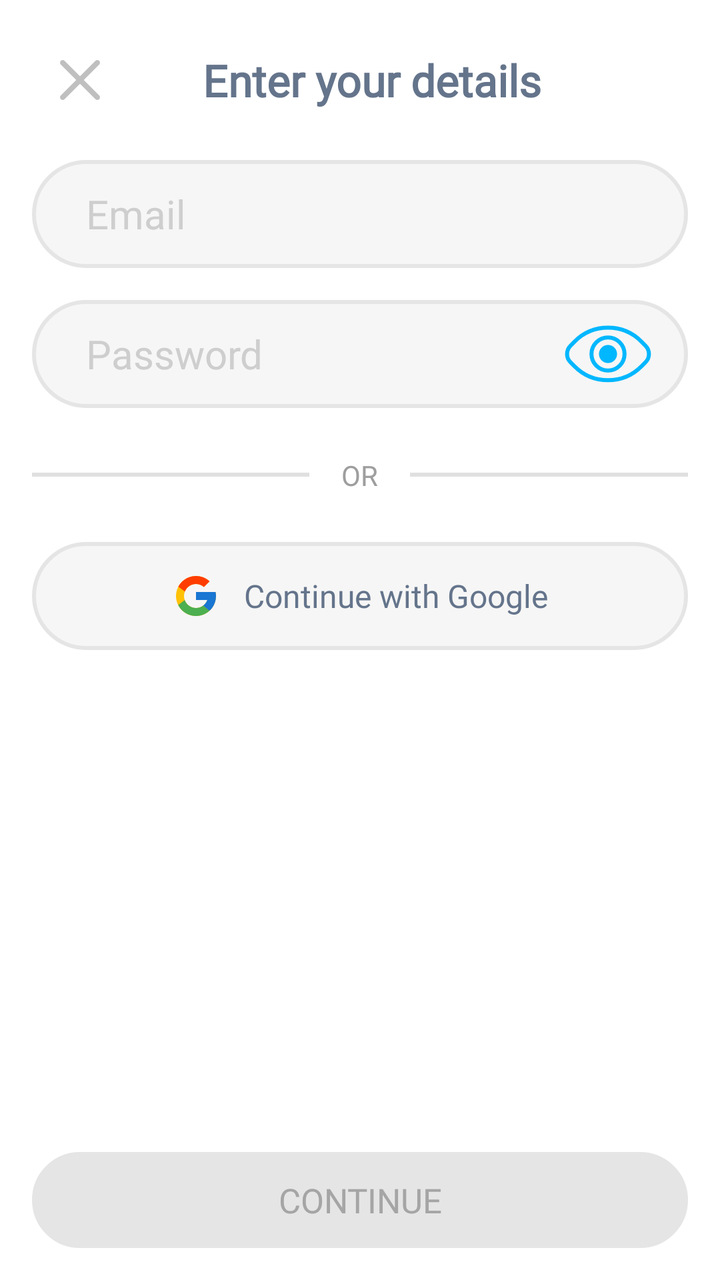
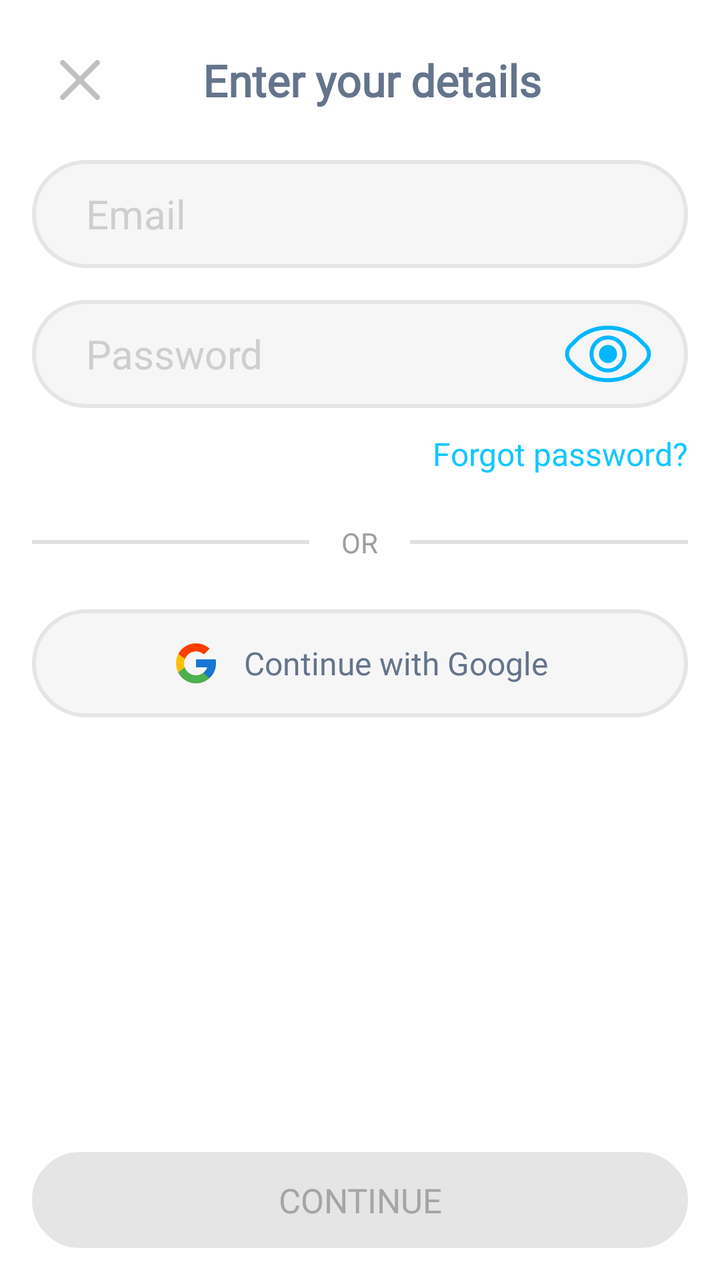

The first picture is an Android layout as it rendered before a commit; the second is the same layout after the commit. The layout source and the unified diff follow.
<!-- AndroidManifest.xml: application theme Theme.Tetragon -->
<!-- res/layout/activity_login.xml -->
<?xml version="1.0" encoding="utf-8"?>
<androidx.constraintlayout.widget.ConstraintLayout xmlns:android="http://schemas.android.com/apk/res/android"
    xmlns:app="http://schemas.android.com/apk/res-auto"
    xmlns:tools="http://schemas.android.com/tools"
    android:id="@+id/main"
    android:layout_width="match_parent"
    android:layout_height="match_parent"
    android:background="@color/white"
    tools:context=".ui.LoginActivity">

    
    <LinearLayout
        android:id="@+id/internetConnection"
        android:layout_width="0dp"
        android:layout_height="wrap_content"
        android:background="@color/gray_3"
        android:gravity="center"
        android:orientation="horizontal"
        android:padding="10dp"
        android:visibility="gone"
        app:layout_constraintEnd_toEndOf="parent"
        app:layout_constraintStart_toStartOf="parent"
        app:layout_constraintTop_toTopOf="parent">

        <ImageView
            android:layout_width="20dp"
            android:layout_height="20dp"
            android:layout_marginEnd="10dp"
            android:src="@drawable/internet_lost" />

        <TextView
            android:layout_width="wrap_content"
            android:layout_height="wrap_content"
            android:fontFamily="@font/inter_semibold"
            android:text="YOU ARE OFFLINE"
            android:textColor="@color/black_3"
            android:textSize="14sp" />
    </LinearLayout>

    
    <androidx.constraintlayout.widget.ConstraintLayout
        android:id="@+id/mainContent"
        android:layout_width="0dp"
        android:layout_height="0dp"
        android:padding="16dp"
        app:layout_constraintBottom_toBottomOf="parent"
        app:layout_constraintEnd_toEndOf="parent"
        app:layout_constraintStart_toStartOf="parent"
        app:layout_constraintTop_toBottomOf="@id/internetConnection">

        <androidx.constraintlayout.widget.ConstraintLayout
            android:layout_width="match_parent"
            android:layout_height="match_parent"
            android:fitsSystemWindows="true">

            
            <androidx.constraintlayout.widget.ConstraintLayout
                android:id="@+id/topBar"
                android:layout_width="0dp"
                android:layout_height="wrap_content"
                app:layout_constraintEnd_toEndOf="parent"
                app:layout_constraintStart_toStartOf="parent"
                app:layout_constraintTop_toTopOf="parent">

                <ImageView
                    android:id="@+id/exit_btn"
                    android:layout_width="48dp"
                    android:layout_height="48dp"
                    android:padding="14dp"
                    android:src="@drawable/exit_btn"
                    app:layout_constraintBottom_toBottomOf="parent"
                    app:layout_constraintStart_toStartOf="parent"
                    app:layout_constraintTop_toTopOf="parent" />

                <TextView
                    android:id="@+id/textViewTitle"
                    android:layout_width="wrap_content"
                    android:layout_height="wrap_content"
                    android:fontFamily="@font/inter_semibold"
                    android:gravity="center"
                    android:text="@string/enter_your_details"
                    android:textColor="@color/text_color"
                    android:textSize="22sp"
                    android:textStyle="bold"
                    app:layout_constraintBottom_toBottomOf="parent"
                    app:layout_constraintEnd_toEndOf="parent"
                    app:layout_constraintHorizontal_bias="0.333"
                    app:layout_constraintStart_toEndOf="@+id/exit_btn"
                    app:layout_constraintTop_toTopOf="parent" />
            </androidx.constraintlayout.widget.ConstraintLayout>

            
            <LinearLayout
                android:id="@+id/emailInputContainer"
                android:layout_width="0dp"
                android:layout_height="wrap_content"
                android:layout_marginTop="16dp"
                android:background="@drawable/input_container"
                android:orientation="vertical"
                android:padding="2dp"
                app:layout_constraintEnd_toEndOf="parent"
                app:layout_constraintStart_toStartOf="parent"
                app:layout_constraintTop_toBottomOf="@id/topBar">

                <EditText
                    android:id="@+id/emailEditText"
                    android:layout_width="match_parent"
                    android:layout_height="50dp"
                    android:autofillHints="emailAddress"
                    android:background="@android:color/transparent"
                    android:fontFamily="@font/inter_medium"
                    android:hint="@string/email_text"
                    android:inputType="textEmailAddress"
                    android:paddingHorizontal="25dp"
                    android:textColor="@color/text_color"
                    android:textColorHint="@color/hint_color"
                    android:textSize="20sp" />
            </LinearLayout>

            
            <LinearLayout
                android:id="@+id/passwordInputContainer"
                android:layout_width="0dp"
                android:layout_height="wrap_content"
                android:layout_marginTop="16dp"
                android:background="@drawable/input_container"
                android:orientation="vertical"
                android:padding="2dp"
                app:layout_constraintEnd_toEndOf="parent"
                app:layout_constraintStart_toStartOf="parent"
                app:layout_constraintTop_toBottomOf="@id/emailInputContainer">

                <EditText
                    android:id="@+id/passwordEditText"
                    android:layout_width="match_parent"
                    android:layout_height="50dp"
                    android:background="@android:color/transparent"
                    android:drawableEnd="@drawable/ic_eye_open"
                    android:drawablePadding="12dp"
                    android:fontFamily="@font/inter_medium"
                    android:hint="@string/password_text"
                    android:inputType="textPassword"
                    android:paddingStart="25dp"
                    android:paddingEnd="14dp"
                    android:textColor="@color/text_color"
                    android:textColorHint="@color/hint_color"
                    android:textSize="20sp" />
            </LinearLayout>

            
            <LinearLayout
                android:id="@+id/orDividerContainer"
                android:layout_width="0dp"
                android:layout_height="wrap_content"
                android:layout_marginTop="24dp"
                android:gravity="center"
                android:orientation="horizontal"
                app:layout_constraintEnd_toEndOf="parent"
                app:layout_constraintStart_toStartOf="parent"
                app:layout_constraintTop_toBottomOf="@+id/passwordInputContainer">

                <View
                    android:layout_width="0dp"
                    android:layout_height="2dp"
                    android:layout_weight="1"
                    android:background="#E0E0E0" />

                <TextView
                    android:layout_width="wrap_content"
                    android:layout_height="wrap_content"
                    android:layout_marginStart="16dp"
                    android:layout_marginEnd="16dp"
                    android:fontFamily="@font/inter_medium"
                    android:text="@string/or"
                    android:textColor="#9E9E9E"
                    android:textSize="14sp" />

                <View
                    android:layout_width="0dp"
                    android:layout_height="2dp"
                    android:layout_weight="1"
                    android:background="#E0E0E0" />
            </LinearLayout>

            
            <LinearLayout
                android:id="@+id/googleSignInButton"
                android:layout_width="0dp"
                android:layout_height="54dp"
                android:layout_marginTop="24dp"
                android:background="@drawable/input_container"
                android:clickable="true"
                android:focusable="true"
                android:gravity="center"
                android:orientation="horizontal"
                android:paddingHorizontal="16dp"
                app:layout_constraintEnd_toEndOf="parent"
                app:layout_constraintStart_toStartOf="parent"
                app:layout_constraintTop_toBottomOf="@+id/orDividerContainer">

                <ImageView
                    android:layout_width="24dp"
                    android:layout_height="24dp"
                    android:src="@drawable/ic_google" />

                <TextView
                    android:layout_width="wrap_content"
                    android:layout_height="wrap_content"
                    android:layout_marginStart="12dp"
                    android:fontFamily="@font/inter_semibold"
                    android:text="@string/continue_with_google"
                    android:textColor="@color/text_color"
                    android:textSize="16sp" />
            </LinearLayout>

            
            <FrameLayout
                android:id="@+id/continue_btn_container"
                android:layout_width="0dp"
                android:layout_height="wrap_content"
                android:clipChildren="false"
                android:clipToPadding="false"
                android:paddingBottom="5dp"
                app:layout_constraintBottom_toBottomOf="parent"
                app:layout_constraintEnd_toEndOf="parent"
                app:layout_constraintStart_toStartOf="parent">

                
                <FrameLayout
                    android:id="@+id/continue_enabled_btn_container"
                    android:layout_width="match_parent"
                    android:layout_height="wrap_content"
                    android:visibility="invisible">

                    <View
                        android:layout_width="match_parent"
                        android:layout_height="48dp"
                        android:background="@drawable/custom_button"
                        android:backgroundTint="@color/black_2"
                        android:translationY="5dp" />

                    <Button
                        android:id="@+id/continue_enabled_btn"
                        android:layout_width="match_parent"
                        android:layout_height="48dp"
                        android:background="@drawable/custom_button"
                        android:fontFamily="@font/inter_semibold"
                        android:stateListAnimator="@drawable/button_animator"
                        android:text="@string/continue_text"
                        android:textColor="@color/white"
                        android:textSize="17sp"
                        app:backgroundTint="@color/black_3" />
                </FrameLayout>

                
                <FrameLayout
                    android:id="@+id/continue_disabled_btn_container"
                    android:layout_width="match_parent"
                    android:layout_height="wrap_content"
                    android:visibility="visible">

                    <View
                        android:layout_width="match_parent"
                        android:layout_height="48dp"
                        android:background="@drawable/custom_button"
                        android:backgroundTint="@color/gray_2"
                        android:translationY="5dp" />

                    <TextView
                        android:id="@+id/continue_disabled_btn"
                        android:layout_width="match_parent"
                        android:layout_height="48dp"
                        android:fontFamily="@font/inter_semibold"
                        android:gravity="center"
                        android:text="@string/continue_text"
                        android:textColor="@color/gray_1"
                        android:textSize="17sp"
                        android:translationY="5dp" />
                </FrameLayout>
            </FrameLayout>

        </androidx.constraintlayout.widget.ConstraintLayout>

    </androidx.constraintlayout.widget.ConstraintLayout>
</androidx.constraintlayout.widget.ConstraintLayout>
<!-- resources referenced by this layout -->
<resources>
  <color name="black_2">#333333</color>
  <color name="black_3">#4d4d4d</color>
  <color name="gray_1">#A5A5A5</color>
  <color name="gray_2">#E5E5E5</color>
  <color name="gray_3">#FAFAFA</color>
  <color name="hint_color">#CECECE</color>
  <color name="text_color">#64748b</color>
  <color name="white">#FFFFFFFF</color>
  <!-- drawable button_animator (drawable) -->
  <?xml version="1.0" encoding="utf-8"?>
  <selector xmlns:android="http://schemas.android.com/apk/res/android">
  
      
      <item android:state_pressed="true">
          <objectAnimator
              android:propertyName="translationY"
              android:valueTo="5dp"
              android:duration="0" />
      </item>
  
      
      <item>
          <objectAnimator
              android:propertyName="translationY"
              android:valueTo="0dp"
              android:duration="0" />
      </item>
  
  </selector>
  <!-- drawable custom_button (drawable) -->
  <?xml version="1.0" encoding="utf-8"?>
  <shape xmlns:android="http://schemas.android.com/apk/res/android"
      android:shape="rectangle">
      <solid android:color="#ffffff"/>
      <stroke android:color="#e5e5e5"
          android:width="2dp"/>
      <corners android:radius="100dp"/>
  </shape>
  <!-- drawable exit_btn (drawable) -->
  <vector xmlns:android="http://schemas.android.com/apk/res/android"
      android:width="25.41dp"
      android:height="25.4dp"
      android:viewportWidth="25.41"
      android:viewportHeight="25.4">
    <path
        android:pathData="M24.91,22.49c0.66,0.67 0.66,1.75 0,2.41s-1.75,0.66 -2.41,0l-9.79,-9.79L2.91,24.9c-0.66,0.66 -1.74,0.66 -2.41,0 -0.33,-0.33 -0.5,-0.76 -0.5,-1.2s0.17,-0.88 0.5,-1.21l9.8,-9.79L0.5,2.9C-0.16,2.24 -0.16,1.16 0.5,0.5c0.34,-0.33 0.77,-0.5 1.21,-0.5s0.87,0.17 1.2,0.5l9.8,9.79L22.5,0.5c0.66,-0.66 1.75,-0.66 2.41,0s0.66,1.74 0,2.4l-9.8,9.8 9.8,9.79Z"
        android:fillColor="#bfbfbf"/>
  </vector>
  <!-- drawable input_container (drawable) -->
  <shape xmlns:android="http://schemas.android.com/apk/res/android"
      android:shape="rectangle">
      <solid android:color="#F6F6F6"/>
      <stroke android:width="2dp" android:color="#E5E5E5"/>
      <corners android:radius="1000dp"/>
  </shape>
  <string name="continue_text">CONTINUE</string>
  <string name="continue_with_google">Continue with Google</string>
  <string name="email_text">Email</string>
  <string name="enter_your_details">Enter your details</string>
  <string name="or">OR</string>
  <string name="password_text">Password</string>
  <style name="Theme.Tetragon" parent="Base.Theme.Tetragon" />
  <style name="Base.Theme.Tetragon" parent="Theme.Material3.DayNight.NoActionBar">
          <item name="android:statusBarColor">@color/white</item>
          <item name="android:navigationBarColor">@color/white</item>
          <item name="android:windowLightStatusBar">true</item>
  
          <item name="android:windowBackground">@color/white</item>
          <item name="android:colorBackground">@color/white</item>
  
          <item name="android:windowIsTranslucent">false</item>
      </style>
  <!-- unchanged entries left out for length: 3 -->
</resources>

<!-- the commit's change to res/layout/activity_login.xml (unified diff, before → after) -->
@@ -6,9 +6,9 @@
     android:layout_width="match_parent"
     android:layout_height="match_parent"
     android:background="@color/white"
+    android:fitsSystemWindows="true"
     tools:context=".ui.LoginActivity">
 
-    
     <LinearLayout
         android:id="@+id/internetConnection"
         android:layout_width="0dp"
@@ -37,7 +37,6 @@
             android:textSize="14sp" />
     </LinearLayout>
 
-    
     <androidx.constraintlayout.widget.ConstraintLayout
         android:id="@+id/mainContent"
         android:layout_width="0dp"
@@ -53,7 +52,6 @@
             android:layout_height="match_parent"
             android:fitsSystemWindows="true">
 
-            
             <androidx.constraintlayout.widget.ConstraintLayout
                 android:id="@+id/topBar"
                 android:layout_width="0dp"
@@ -89,7 +87,6 @@
                     app:layout_constraintTop_toTopOf="parent" />
             </androidx.constraintlayout.widget.ConstraintLayout>
 
-            
             <LinearLayout
                 android:id="@+id/emailInputContainer"
                 android:layout_width="0dp"
@@ -117,7 +114,6 @@
                     android:textSize="20sp" />
             </LinearLayout>
 
-            
             <LinearLayout
                 android:id="@+id/passwordInputContainer"
                 android:layout_width="0dp"
@@ -147,7 +143,20 @@
                     android:textSize="20sp" />
             </LinearLayout>
 
-            
+            <TextView
+                android:id="@+id/forgotPasswordText"
+                android:layout_width="wrap_content"
+                android:layout_height="wrap_content"
+                android:layout_marginTop="12dp"
+                android:fontFamily="@font/inter_medium"
+                android:text="@string/forgot_password"
+                android:textColor="@color/blue_2"
+                android:textSize="16sp"
+                android:clickable="true"
+                android:focusable="true"
+                app:layout_constraintEnd_toEndOf="parent"
+                app:layout_constraintTop_toBottomOf="@+id/passwordInputContainer" />
+
             <LinearLayout
                 android:id="@+id/orDividerContainer"
                 android:layout_width="0dp"
@@ -157,7 +166,7 @@
                 android:orientation="horizontal"
                 app:layout_constraintEnd_toEndOf="parent"
                 app:layout_constraintStart_toStartOf="parent"
-                app:layout_constraintTop_toBottomOf="@+id/passwordInputContainer">
+                app:layout_constraintTop_toBottomOf="@+id/forgotPasswordText">
 
                 <View
                     android:layout_width="0dp"
@@ -182,7 +191,6 @@
                     android:background="#E0E0E0" />
             </LinearLayout>
 
-            
             <LinearLayout
                 android:id="@+id/googleSignInButton"
                 android:layout_width="0dp"
@@ -213,7 +221,6 @@
                     android:textSize="16sp" />
             </LinearLayout>
 
-            
             <FrameLayout
                 android:id="@+id/continue_btn_container"
                 android:layout_width="0dp"
@@ -225,7 +232,6 @@
                 app:layout_constraintEnd_toEndOf="parent"
                 app:layout_constraintStart_toStartOf="parent">
 
-                
                 <FrameLayout
                     android:id="@+id/continue_enabled_btn_container"
                     android:layout_width="match_parent"
@@ -252,7 +258,6 @@
                         app:backgroundTint="@color/black_3" />
                 </FrameLayout>
 
-                
                 <FrameLayout
                     android:id="@+id/continue_disabled_btn_container"
                     android:layout_width="match_parent"
<!-- resource entries referenced after the edit -->
@@ -2,6 +2,7 @@
 <resources>
   <color name="black_2">#333333</color>
   <color name="black_3">#4d4d4d</color>
+  <color name="blue_2">#11C7FF</color>
   <color name="gray_1">#A5A5A5</color>
   <color name="gray_2">#E5E5E5</color>
   <color name="gray_3">#FAFAFA</color>
@@ -59,6 +60,7 @@
   <string name="continue_with_google">Continue with Google</string>
   <string name="email_text">Email</string>
   <string name="enter_your_details">Enter your details</string>
+  <string name="forgot_password">Forgot password?</string>
   <string name="or">OR</string>
   <string name="password_text">Password</string>
   <style name="Theme.Tetragon" parent="Base.Theme.Tetragon" />
